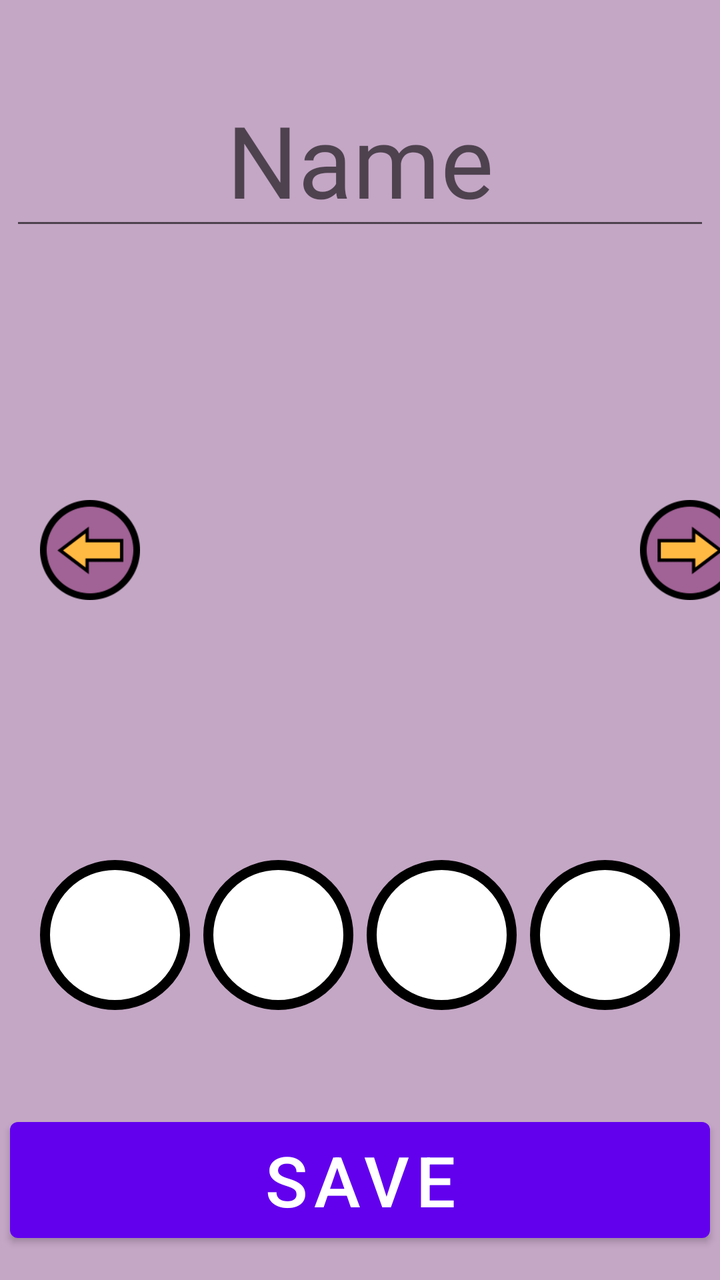
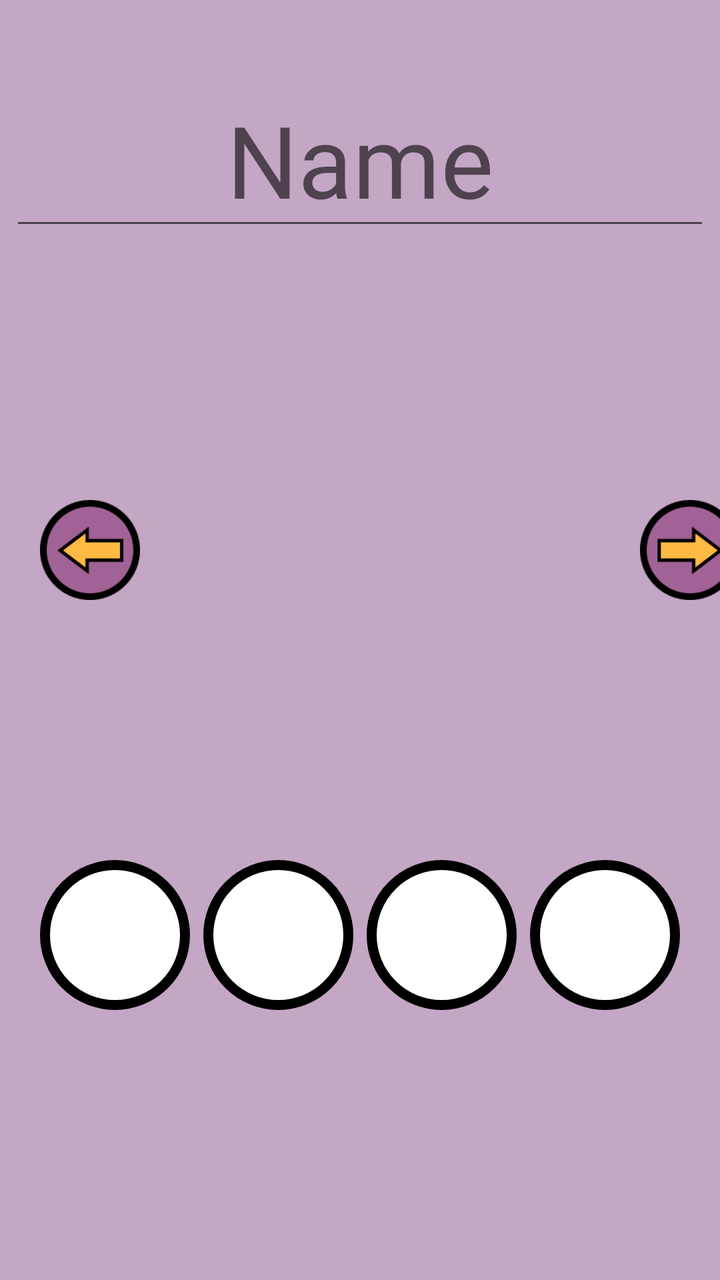

Two renders of the same Android screen: before a commit and after it. Below are the layout's source before the change and the commit's diff.
<!-- AndroidManifest.xml: application theme Theme.PetMonsters -->
<!-- res/layout/activity_character_editor.xml -->
<?xml version="1.0" encoding="utf-8"?>
<androidx.constraintlayout.widget.ConstraintLayout xmlns:android="http://schemas.android.com/apk/res/android"
    xmlns:app="http://schemas.android.com/apk/res-auto"
    xmlns:tools="http://schemas.android.com/tools"
    android:layout_width="match_parent"
    android:layout_height="match_parent"
    tools:context=".CharacterEditorActivity"
    android:background="@color/main_background">

    <LinearLayout
        android:layout_width="match_parent"
        android:layout_height="match_parent"
        android:orientation="vertical">

        <EditText
            android:id="@+id/namePet_et"
            android:layout_width="350dp"
            android:layout_gravity="center"
            android:layout_height="70dp"
            android:layout_marginRight="20dp"
            android:layout_marginLeft="20dp"
            android:layout_marginTop="50dp"
            android:fontFamily="@font/g"
            android:textAlignment="center"
            android:hint="Name"
            android:textSize="50dp"/>

        <LinearLayout
            android:layout_width="match_parent"
            android:layout_height="wrap_content"
            android:orientation="horizontal"
            android:layout_marginTop="50dp">

            <ImageView
                android:id="@+id/formerPet_iv"
                android:layout_width="50dp"
                android:layout_height="50dp"
                android:layout_marginLeft="20dp"
                android:src="@drawable/change_pet_left"
                android:layout_gravity="center"/>


            <View
                android:layout_width="0dp"
                android:layout_height="0dp"
                android:layout_weight="1"/>


            <ImageView
                android:id="@+id/pet_iv"
                android:layout_width="210dp"
                android:layout_height="210dp"
                android:layout_marginLeft="20dp"
                android:layout_marginRight="20dp"
                android:layout_gravity="fill_horizontal"/>

            <View
                android:layout_width="0dp"
                android:layout_height="0dp"
                android:layout_weight="1"/>

            <ImageView
                android:id="@+id/nextPet_iv"
                android:layout_width="50dp"
                android:layout_height="50dp"
                android:layout_marginRight="20dp"
                android:src="@drawable/change_pet_right"
                android:layout_gravity="center"/>

        </LinearLayout>

        <LinearLayout
            android:layout_width="match_parent"
            android:layout_height="wrap_content"
            android:orientation="horizontal"
            android:layout_marginTop="50dp">

            <ImageView
                android:id="@+id/color1_iv"
                android:src="@drawable/color_selector"
                android:layout_width="75dp"
                android:layout_height="75dp"
                android:layout_marginLeft="20dp"
                android:layout_gravity="center"/>


            <View
                android:layout_width="0dp"
                android:layout_height="0dp"
                android:layout_weight="1"/>

            <ImageView
                android:id="@+id/color2_iv"
                android:src="@drawable/color_selector"
                android:layout_width="75dp"
                android:layout_height="75dp"
                android:layout_gravity="center"/>

            <View
                android:layout_width="0dp"
                android:layout_height="0dp"
                android:layout_weight="1"/>

            <ImageView
                android:id="@+id/color3_iv"
                android:src="@drawable/color_selector"
                android:layout_width="75dp"
                android:layout_height="75dp"
                android:layout_gravity="center"/>

            <View
                android:layout_width="0dp"
                android:layout_height="0dp"
                android:layout_weight="1"/>

            <ImageView
                android:id="@+id/color4_iv"
                android:src="@drawable/color_selector"
                android:layout_width="75dp"
                android:layout_height="75dp"
                android:layout_marginRight="20dp"
                android:layout_gravity="center"/>

        </LinearLayout>

        <Button
            android:id="@+id/savePet_btn"
            android:layout_width="350dp"
            android:layout_height="70dp"
            android:layout_marginLeft="20dp"
            android:layout_marginRight="20dp"
            android:layout_gravity="center"
            android:layout_marginTop="50dp"
            android:text="SAVE"
            android:textSize="35dp"/>

    </LinearLayout>

</androidx.constraintlayout.widget.ConstraintLayout>
<!-- resources referenced by this layout -->
<resources>
  <color name="main_background">#C4A6C5</color>
  <!-- drawable change_pet_left: png bitmap (drawable, 5942 bytes) -->
  <!-- drawable change_pet_right: png bitmap (drawable, 5963 bytes) -->
  <!-- drawable color_selector (drawable) -->
  <?xml version="1.0" encoding="utf-8"?>
  <shape
      xmlns:android="http://schemas.android.com/apk/res/android"
      android:shape="oval">
  
      <solid
          android:color="#FFFFFF" />
      <size
          android:width="75dp"
          android:height="75dp"/>
  
      <stroke android:color="@color/black"
          android:width="5dp"/>
  </shape>
  <style name="Theme.PetMonsters" parent="Theme.MaterialComponents.DayNight.NoActionBar">
          
          <item name="colorPrimary">@color/purple_500</item>
          <item name="colorPrimaryVariant">@color/purple_700</item>
          <item name="colorOnPrimary">@color/white</item>
          
          <item name="colorSecondary">@color/teal_200</item>
          <item name="colorSecondaryVariant">@color/teal_700</item>
          <item name="colorOnSecondary">@color/black</item>
          
          <item name="android:statusBarColor">?attr/colorPrimaryVariant</item>
          
      </style>
  <color name="black">#FF000000</color>
  <color name="purple_500">#FF6200EE</color>
  <color name="purple_700">#FF3700B3</color>
  <color name="white">#FFFFFFFF</color>
  <color name="teal_200">#FF03DAC5</color>
  <color name="teal_700">#FF018786</color>
</resources>

<!-- the commit's change to res/layout/activity_character_editor.xml (unified diff, before → after) -->
@@ -22,7 +22,7 @@
             android:layout_marginTop="50dp"
             android:fontFamily="@font/g"
             android:textAlignment="center"
-            android:hint="Name"
+            android:hint="@string/name"
             android:textSize="50dp"/>
 
         <LinearLayout
@@ -123,16 +123,14 @@
 
         </LinearLayout>
 
-        <Button
-            android:id="@+id/savePet_btn"
+        <ImageView
+            android:id="@+id/savePet_iv"
             android:layout_width="350dp"
             android:layout_height="70dp"
             android:layout_marginLeft="20dp"
             android:layout_marginRight="20dp"
             android:layout_gravity="center"
-            android:layout_marginTop="50dp"
-            android:text="SAVE"
-            android:textSize="35dp"/>
+            android:layout_marginTop="50dp"/>
 
     </LinearLayout>
 
<!-- resource entries referenced after the edit -->
@@ -18,6 +18,7 @@
       <stroke android:color="@color/black"
           android:width="5dp"/>
   </shape>
+  <string name="name">Name</string>
   <style name="Theme.PetMonsters" parent="Theme.MaterialComponents.DayNight.NoActionBar">
           
           <item name="colorPrimary">@color/purple_500</item>
